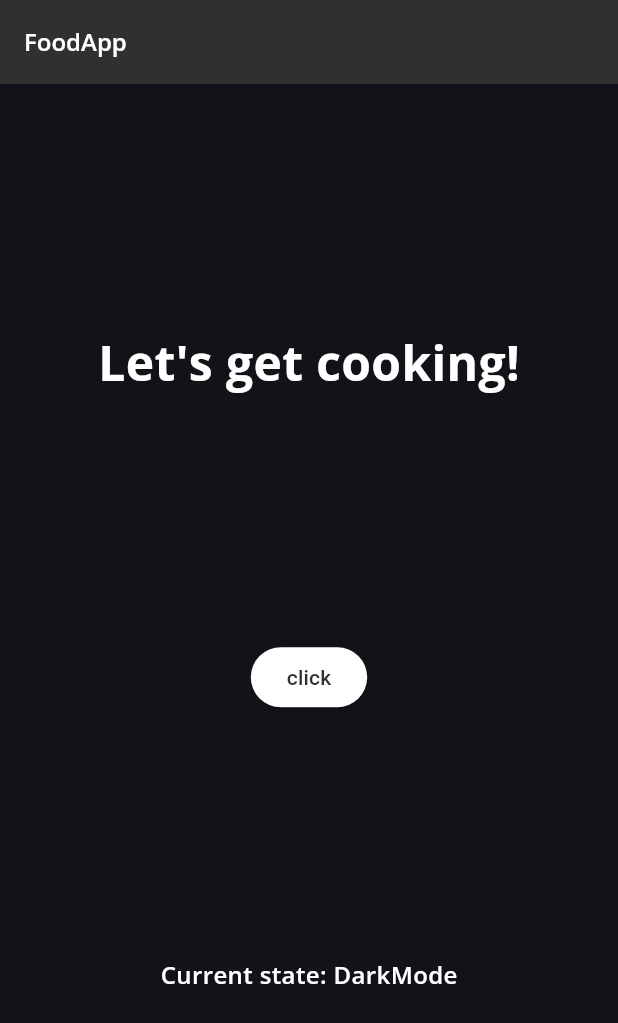
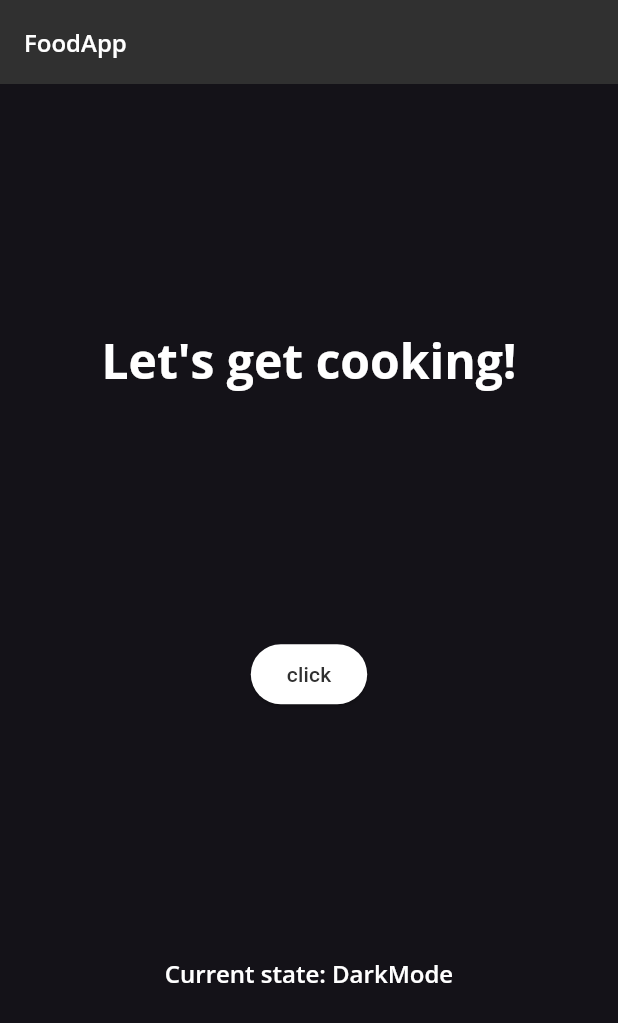
Before and after one commit to krystianpetek/LearningFlutter, a Flutter app: the screen it shows after launch, after a tap on "click", on a phone screen of 412 x 824 dp. Shown: the top 1023 px of the screen. Run offline on Flutter 3.47's test engine with Material 2 defaults, Android fonts, the phone set to English and light mode, and no system bars; our stand-ins replace google_fonts.

Commit message:
Changed implementation of Theme to read from Theme.of(context) from widget buildContext object and changed state in parent

```diff
--- a/book-flutter_apprentice/two_foodapp/lib/home.dart
+++ b/book-flutter_apprentice/two_foodapp/lib/home.dart
@@ -14,15 +14,12 @@
 }
 
 class HomeState extends State<Home> {
-  ThemeData newTheme = FoodAppTheme.light();
   String mode = 'Current state: LightMode';
 
   darkMode() {
-    if (newTheme.brightness.name == Brightness.dark.name) {
-      newTheme = FoodAppTheme.light();
+    if (Theme.of(context).brightness.name == Brightness.dark.name) {
       mode = 'Current state: LightMode';
     } else {
-      newTheme = FoodAppTheme.dark();
       mode = 'Current state: DarkMode';
     }
     setState(() {});
@@ -34,7 +31,7 @@
       appBar: AppBar(
         title: Text(
           'FoodApp',
-          style: newTheme.textTheme.headlineSmall,
+          style: Theme.of(context).textTheme.headlineSmall,
         ),
       ),
       body: Center(
@@ -43,19 +40,19 @@
           children: <Widget>[
             Text(
               'Let\'s get cooking!',
-              style: newTheme.textTheme.headlineLarge,
+              style: Theme.of(context).textTheme.headlineLarge,
             ),
             ElevatedButton(
               onPressed: () {
                 darkMode();
                 widget.darkModeFn();
               },
-              style: newTheme.elevatedButtonTheme.style,
+              style: Theme.of(context).elevatedButtonTheme.style,
               child: const Text('click'),
             ),
             Text(
               mode,
-              style: newTheme.textTheme.headlineSmall,
+              style: Theme.of(context).textTheme.headlineSmall,
             ),
           ],
         ),
```
